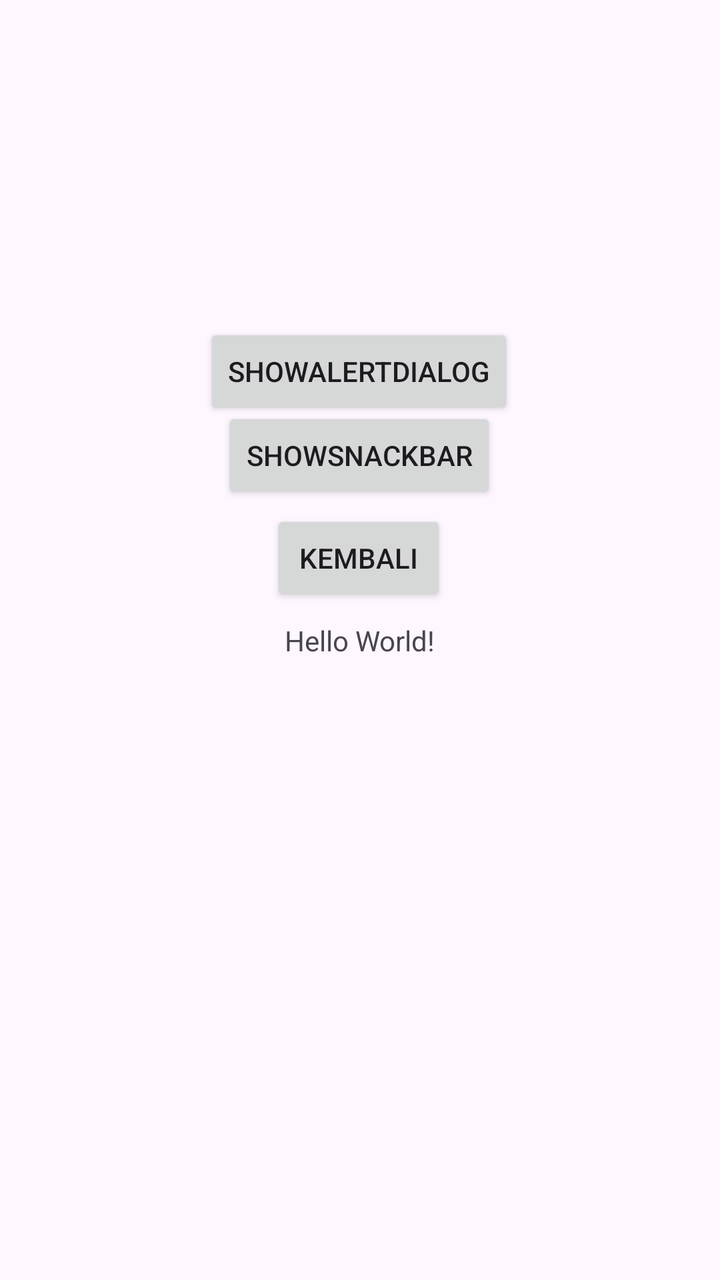
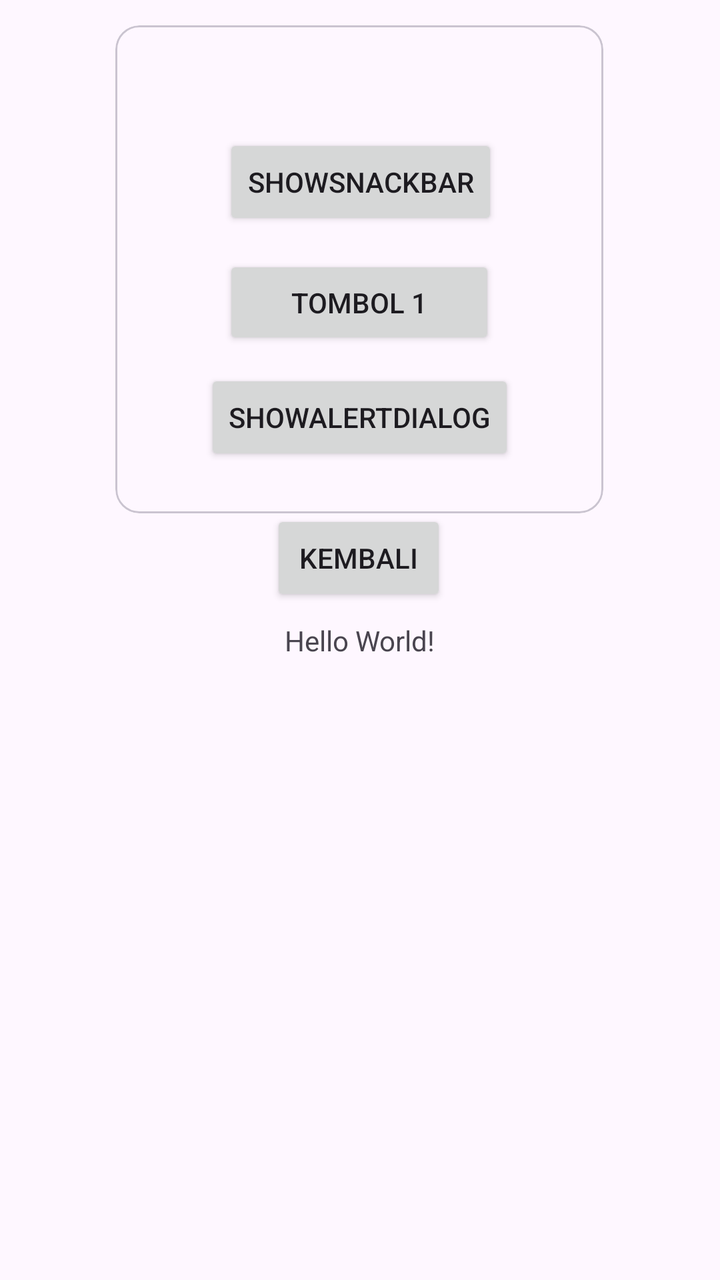

Screens rendered from an Android XML layout before and after an edit, with the pre-edit source and the edit as a unified diff.
<!-- AndroidManifest.xml: application theme Theme.Bumi_Sultan -->
<!-- res/layout/activity_fourth.xml -->
<?xml version="1.0" encoding="utf-8"?>
<androidx.constraintlayout.widget.ConstraintLayout xmlns:android="http://schemas.android.com/apk/res/android"
    xmlns:app="http://schemas.android.com/apk/res-auto"
    xmlns:tools="http://schemas.android.com/tools"
    android:id="@+id/main"
    android:layout_width="match_parent"
    android:layout_height="match_parent"
    tools:context=".MainActivity">

    <TextView
        android:id="@+id/textView"
        android:layout_width="wrap_content"
        android:layout_height="wrap_content"
        android:text="Hello World!"
        app:layout_constraintBottom_toBottomOf="parent"
        app:layout_constraintEnd_toEndOf="parent"
        app:layout_constraintStart_toStartOf="parent"
        app:layout_constraintTop_toTopOf="parent" />

    <Button
        android:id="@+id/btnShowSnackbar"
        android:layout_width="wrap_content"
        android:layout_height="wrap_content"
        android:text="ShowSnackbar"

        app:layout_constraintBottom_toBottomOf="parent"
        app:layout_constraintEnd_toEndOf="parent"
        app:layout_constraintHorizontal_bias="0.498"
        app:layout_constraintStart_toStartOf="parent"
        app:layout_constraintTop_toTopOf="parent"
        app:layout_constraintVertical_bias="0.344" />

    <Button
        android:id="@+id/btnShowAlertDialog"
        android:layout_width="wrap_content"
        android:layout_height="wrap_content"
        android:text="ShowAlertDialog"
        app:layout_constraintBottom_toBottomOf="parent"
        app:layout_constraintEnd_toEndOf="parent"
        app:layout_constraintHorizontal_bias="0.498"
        app:layout_constraintStart_toStartOf="parent"
        app:layout_constraintTop_toTopOf="parent"
        app:layout_constraintVertical_bias="0.273" />

    <Button
        android:id="@+id/btnKembali"
        android:layout_width="wrap_content"
        android:layout_height="wrap_content"
        android:text="Kembali"
        app:layout_constraintBottom_toBottomOf="parent"
        app:layout_constraintEnd_toEndOf="parent"
        app:layout_constraintHorizontal_bias="0.498"
        app:layout_constraintStart_toStartOf="parent"
        app:layout_constraintTop_toTopOf="parent"
        app:layout_constraintVertical_bias="0.431" />

</androidx.constraintlayout.widget.ConstraintLayout>
<!-- resources referenced by this layout -->
<resources>
  <style name="Theme.Bumi_Sultan" parent="Base.Theme.Bumi_Sultan" />
  <style name="Base.Theme.Bumi_Sultan" parent="Theme.Material3.DayNight.NoActionBar">
          
          
      </style>
</resources>

<!-- the commit's change to res/layout/activity_fourth.xml (unified diff, before → after) -->
@@ -18,31 +18,6 @@
         app:layout_constraintTop_toTopOf="parent" />
 
     <Button
-        android:id="@+id/btnShowSnackbar"
-        android:layout_width="wrap_content"
-        android:layout_height="wrap_content"
-        android:text="ShowSnackbar"
-
-        app:layout_constraintBottom_toBottomOf="parent"
-        app:layout_constraintEnd_toEndOf="parent"
-        app:layout_constraintHorizontal_bias="0.498"
-        app:layout_constraintStart_toStartOf="parent"
-        app:layout_constraintTop_toTopOf="parent"
-        app:layout_constraintVertical_bias="0.344" />
-
-    <Button
-        android:id="@+id/btnShowAlertDialog"
-        android:layout_width="wrap_content"
-        android:layout_height="wrap_content"
-        android:text="ShowAlertDialog"
-        app:layout_constraintBottom_toBottomOf="parent"
-        app:layout_constraintEnd_toEndOf="parent"
-        app:layout_constraintHorizontal_bias="0.498"
-        app:layout_constraintStart_toStartOf="parent"
-        app:layout_constraintTop_toTopOf="parent"
-        app:layout_constraintVertical_bias="0.273" />
-
-    <Button
         android:id="@+id/btnKembali"
         android:layout_width="wrap_content"
         android:layout_height="wrap_content"
@@ -54,4 +29,58 @@
         app:layout_constraintTop_toTopOf="parent"
         app:layout_constraintVertical_bias="0.431" />
 
+    <com.google.android.material.card.MaterialCardView
+        android:layout_width="244dp"
+        android:layout_height="244dp"
+        app:layout_constraintBottom_toBottomOf="parent"
+        app:layout_constraintEnd_toEndOf="parent"
+        app:layout_constraintHorizontal_bias="0.497"
+        app:layout_constraintStart_toStartOf="parent"
+        app:layout_constraintTop_toTopOf="parent"
+        app:layout_constraintVertical_bias="0.032">
+
+        <androidx.constraintlayout.widget.ConstraintLayout
+            android:layout_width="match_parent"
+            android:layout_height="match_parent"
+            android:layout_margin="20dp">
+
+            <Button
+                android:id="@+id/btn1"
+                android:layout_width="136dp"
+                android:layout_height="47dp"
+                android:text="Tombol 1"
+                app:layout_constraintBottom_toBottomOf="parent"
+                app:layout_constraintEnd_toEndOf="parent"
+                app:layout_constraintStart_toStartOf="parent"
+                app:layout_constraintTop_toTopOf="parent"
+                app:layout_constraintVertical_bias="0.605" />
+
+            <Button
+                android:id="@+id/btnShowSnackbar"
+                android:layout_width="wrap_content"
+                android:layout_height="wrap_content"
+
+                android:text="ShowSnackbar"
+                app:layout_constraintBottom_toBottomOf="@+id/btnShowAlertDialog"
+                app:layout_constraintEnd_toEndOf="parent"
+                app:layout_constraintHorizontal_bias="0.508"
+                app:layout_constraintStart_toStartOf="parent"
+                app:layout_constraintTop_toTopOf="parent"
+                app:layout_constraintVertical_bias="0.225" />
+
+            <Button
+                android:id="@+id/btnShowAlertDialog"
+                android:layout_width="wrap_content"
+                android:layout_height="wrap_content"
+                android:text="ShowAlertDialog"
+                app:layout_constraintBottom_toBottomOf="parent"
+                app:layout_constraintEnd_toEndOf="parent"
+                app:layout_constraintStart_toStartOf="parent"
+                app:layout_constraintTop_toTopOf="parent"
+                app:layout_constraintVertical_bias="0.974" />
+
+        </androidx.constraintlayout.widget.ConstraintLayout>
+
+
+    </com.google.android.material.card.MaterialCardView>
 </androidx.constraintlayout.widget.ConstraintLayout>
